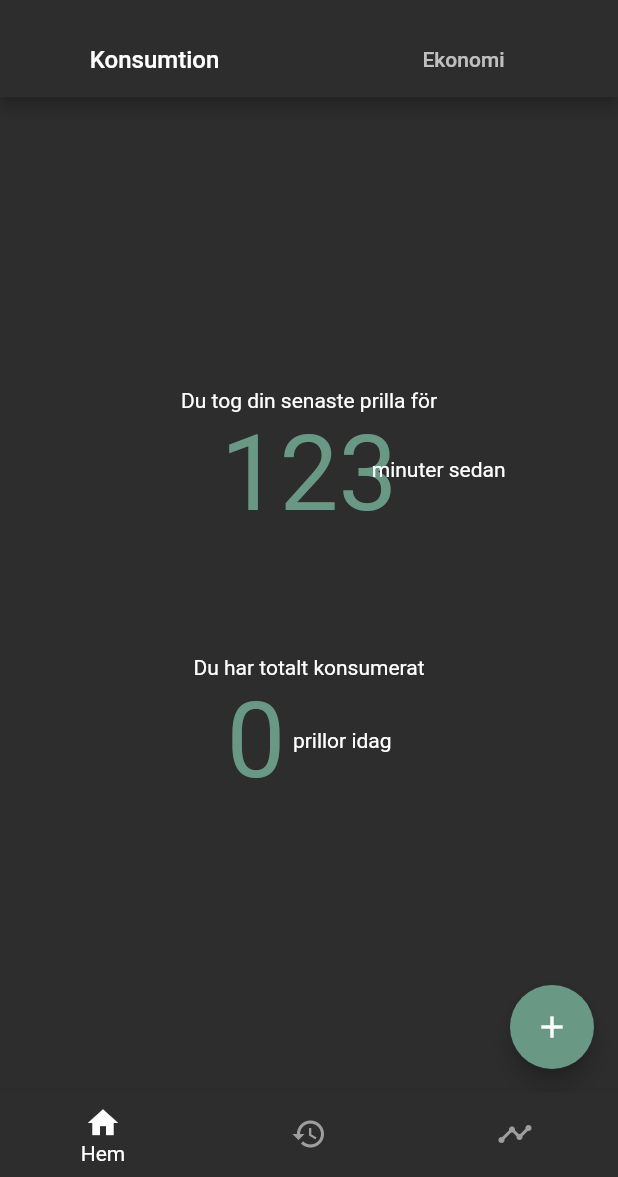
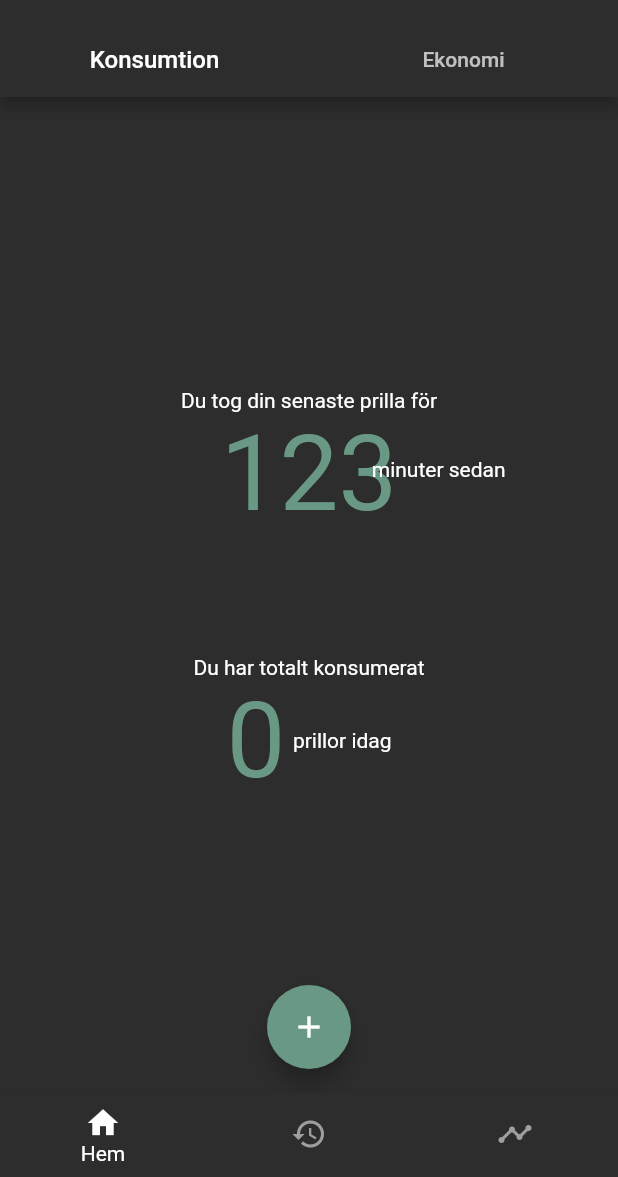
Before and after one commit to gu-tig169-ht21/Grupp10, a Flutter app: the screen it shows after launch, on a phone screen of 412 x 824 dp, the part 59-1236 px from its top. Run offline on Flutter 3.47's test engine with Material 2 defaults, Android fonts, the phone set to English and light mode, and no system bars; our stand-ins replace google_fonts.

```diff
--- a/lib/views/home.dart
+++ b/lib/views/home.dart
@@ -14,6 +14,12 @@ class _MyHomePageState extends State<MyHomePage> {
   int _selectedIndex = 0;
   int _costTotalCounter = 2555555;
   int _costTodayCounter = 0;
+
+  void _onItemTapped(int index) {
+    setState(() {
+      _selectedIndex = index;
+    });
+  }
 
   void _incrementCounter() {
     setState(() {
@@ -70,12 +76,6 @@ class _MyHomePageState extends State<MyHomePage> {
     });
   }
 
-  void _onItemTapped(int index) {
-    setState(() {
-      _selectedIndex = index;
-    });
-  }
-
   @override
   Widget build(BuildContext context) {
     return DefaultTabController(
@@ -91,18 +91,22 @@ class _MyHomePageState extends State<MyHomePage> {
                 icon: const Icon(Icons.menu, color: Colors.white),
                 onPressed: () => openMenu(),
               ),
-              bottom: TabBar(
+              bottom: _selectedIndex == 0
+                  ? TabBar(
                       tabs: <Widget>[
                           Tab(
+                              child: (Text('Konsumtion',
+                                  style: GoogleFonts.roboto()))),
+                          Tab(
                               child:
-                            (Text('Konsumtion', style: GoogleFonts.roboto()))),
-                    Tab(child: Text('Ekonomi', style: GoogleFonts.roboto())),
+                                  Text('Ekonomi', style: GoogleFonts.roboto())),
                         ],
                       indicatorColor: Colors.transparent,
                       labelStyle: TextStyle(fontSize: 16),
                       unselectedLabelStyle: TextStyle(
                         fontSize: 14,
-                  ))),
+                      ))
+                  : null),
           bottomNavigationBar: BottomNavigationBar(
             //showSelectedLabels: false,
             showUnselectedLabels: false,
@@ -126,7 +130,8 @@ class _MyHomePageState extends State<MyHomePage> {
             currentIndex: _selectedIndex,
             onTap: _onItemTapped,
           ),
-          body: TabBarView(
+          body: _selectedIndex == 0
+              ? TabBarView(
                   children: [
                     Scaffold(
                         body: Center(
@@ -159,11 +164,12 @@ class _MyHomePageState extends State<MyHomePage> {
                                 },
                               ),
                             );
-                      ScaffoldMessenger.of(context).showSnackBar(snackBar);
+                            ScaffoldMessenger.of(context)
+                                .showSnackBar(snackBar);
                           },
                         ),
                         floatingActionButtonLocation:
-                      FloatingActionButtonLocation.endFloat),
+                            FloatingActionButtonLocation.centerFloat),
                     Center(
                       child: Column(
                         mainAxisAlignment: MainAxisAlignment.center,
@@ -173,9 +179,12 @@ class _MyHomePageState extends State<MyHomePage> {
                           _kostnadIdag(),
                         ],
                       ),
-              ),
+                    )
                   ],
-          ),
+                )
+              : _selectedIndex == 1
+                  ? Text('historik')
+                  : Text('prognos'),
         ));
   }
 
```
Also changed, not shown: lib/views/historik.dart (+17 -0 lines), lib/views/prognos.dart (+17 -0 lines). Lines whose indentation alone changed are shown as unchanged.
